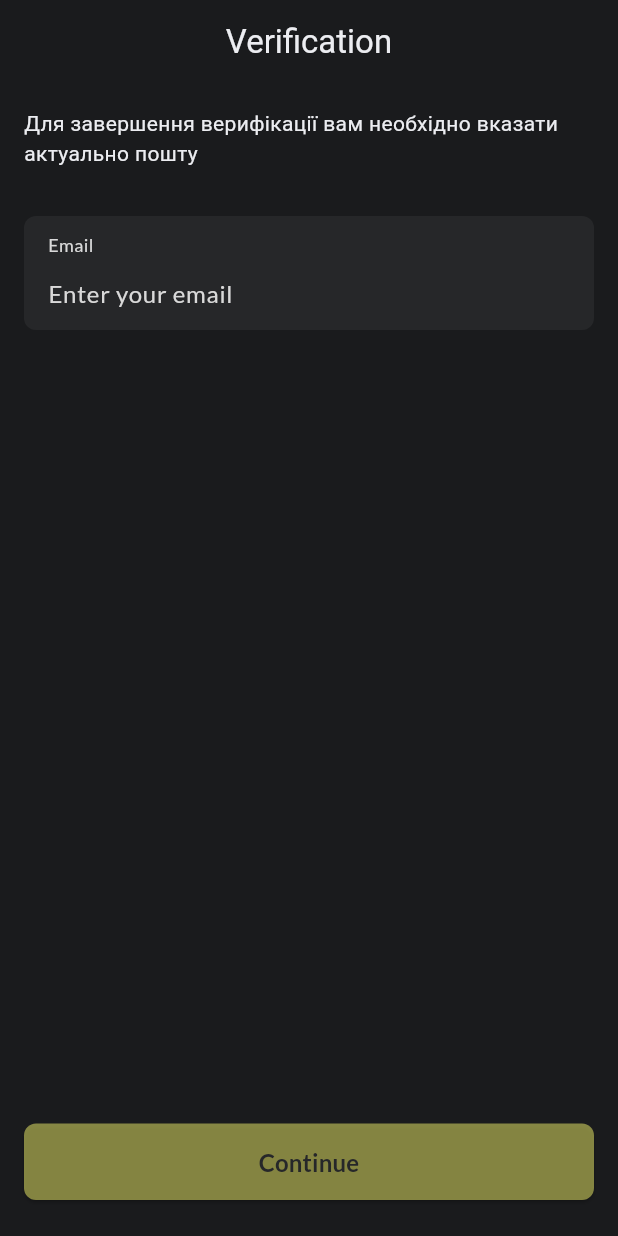
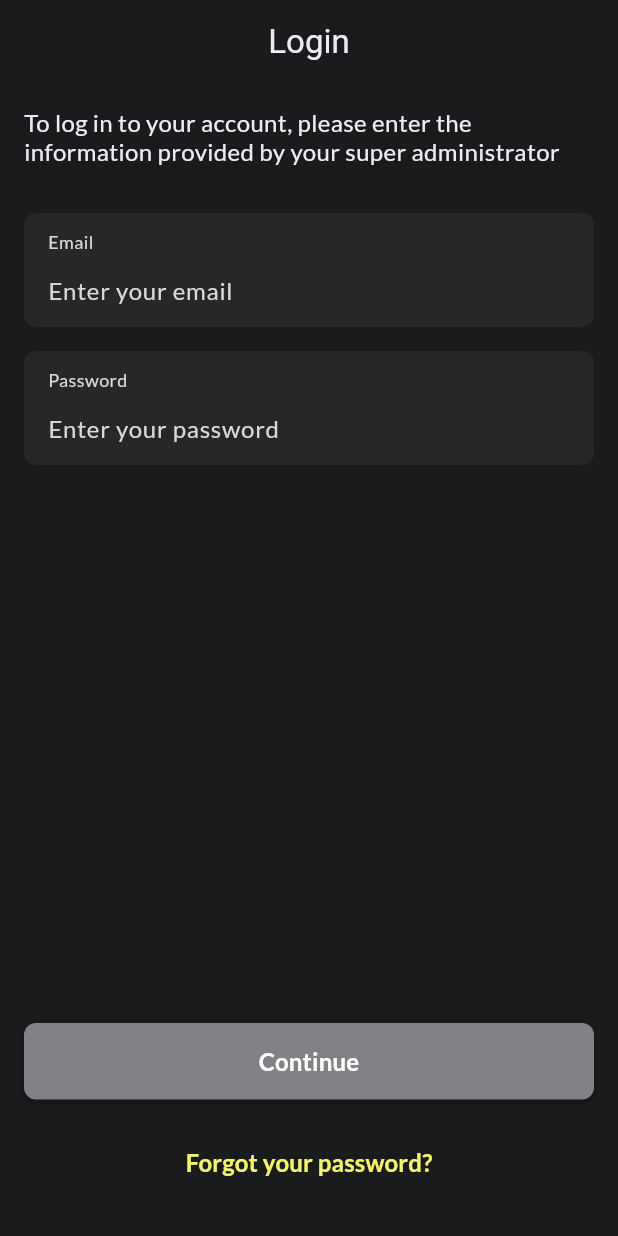
Before and after one commit to omelchenkoaleks/CryptoExchange, a Flutter app: the screen it shows after launch, after a tap on "Continue", on a phone screen of 412 x 824 dp. Run offline on Flutter 3.47's test engine with Material 3 defaults, Android fonts, the phone set to English and light mode, and no system bars; our stand-ins replace go_router, google_fonts.

Commit message:
cryp-19 primary button on LoginPage

```diff
--- a/lib/feature/action/action_page.dart
+++ /dev/null
@@ -1,12 +0,0 @@
-import 'package:flutter/material.dart';
-
-class ActionPage extends StatelessWidget {
-  static const path = '/action';
-
-  const ActionPage({super.key});
-
-  @override
-  Widget build(BuildContext context) {
-    return Container();
-  }
-}
--- /dev/null
+++ b/lib/feature/login/login_page.dart
@@ -0,0 +1,126 @@
+import 'package:crypto_exchange/utility/colors_app.dart';
+import 'package:crypto_exchange/utility/sizes_app.dart';
+import 'package:crypto_exchange/utility/text_style_source.dart';
+import 'package:crypto_exchange/widget/custom_text_field.dart';
+import 'package:crypto_exchange/widget/primary_button.dart';
+import 'package:flutter/material.dart';
+
+class LoginPage extends StatefulWidget {
+  static const path = '/login';
+
+  const LoginPage({super.key});
+
+  @override
+  State<LoginPage> createState() => _LoginPageState();
+}
+
+class _LoginPageState extends State<LoginPage> {
+  final TextEditingController emailController = TextEditingController();
+  final TextEditingController passwordController = TextEditingController();
+  Color buttonColor = ColorsApp.grey200;
+  Color textColor = ColorsApp.white;
+
+  @override
+  Widget build(BuildContext context) {
+    return Scaffold(
+      appBar: AppBar(
+        title: const Text('Login'),
+        centerTitle: true,
+        backgroundColor: ColorsApp.background,
+        foregroundColor: ColorsApp.grey100,
+      ),
+      body: Stack(
+        children: [
+          SingleChildScrollView(
+            child: Padding(
+              padding: const EdgeInsets.symmetric(horizontal: Sizes.p16),
+              child: Column(
+                mainAxisAlignment: MainAxisAlignment.spaceBetween,
+                children: [
+                  Column(
+                    children: [
+                      gapH16,
+                      Text(
+                        'To log in to your account, please enter the information provided by your super administrator',
+                        style: TextStyleSource.style16regular.copyWith(
+                          color: ColorsApp.grey100,
+                        ),
+                      ),
+                      gapH32,
+                      CustomTextField(
+                        controller: emailController,
+                        title: 'Email',
+                        hintText: 'Enter your email',
+                        onChanged: (text) {
+                          setState(() {
+                            buttonColor = text.isNotEmpty
+                                ? ColorsApp.accent
+                                : ColorsApp.grey200;
+                            textColor = text.isNotEmpty
+                                ? ColorsApp.grey400
+                                : ColorsApp.white;
+                          });
+                        },
+                      ),
+                      gapH16,
+                      CustomTextField(
+                        controller: passwordController,
+                        title: 'Password',
+                        hintText: 'Enter your password',
+                        onChanged: (text) {
+                          setState(() {
+                            buttonColor = text.isNotEmpty
+                                ? ColorsApp.accent
+                                : ColorsApp.grey200;
+                            textColor = text.isNotEmpty
+                                ? ColorsApp.grey400
+                                : ColorsApp.white;
+                          });
+                        },
+                      ),
+                    ],
+                  ),
+                ],
+              ),
+            ),
+          ),
+          Align(
+            alignment: Alignment.bottomCenter,
+            child: Column(
+              mainAxisSize: MainAxisSize.min,
+              children: [
+                Padding(
+                  padding: const EdgeInsets.only(
+                    left: 16,
+                    right: 16,
+                    bottom: 16,
+                  ),
+                  child: PrimaryButton(
+                    title: 'Continue',
+                    colorButton: buttonColor,
+                    colorText: textColor,
+                    onTap: () {},
+                  ),
+                ),
+                Padding(
+                  padding: const EdgeInsets.only(
+                    left: 16,
+                    right: 16,
+                    bottom: 24,
+                  ),
+                  child: PrimaryButton(
+                    title: 'Forgot your password?',
+                    colorButton: ColorsApp.background,
+                    colorText: ColorsApp.accent,
+                    elevation: 0,
+                    onTap: () {},
+                  ),
+                ),
+              ],
+            ),
+          ),
+        ],
+      ),
+    );
+  }
+}
--- a/lib/feature/home/home_page.dart
+++ b/lib/feature/verification/verification_page.dart
@@ -1,19 +1,22 @@
+import 'package:crypto_exchange/feature/login/login_page.dart';
 import 'package:crypto_exchange/utility/colors_app.dart';
 import 'package:crypto_exchange/utility/sizes_app.dart';
+import 'package:crypto_exchange/utility/text_style_source.dart';
 import 'package:crypto_exchange/widget/custom_text_field.dart';
 import 'package:crypto_exchange/widget/primary_button.dart';
 import 'package:flutter/material.dart';
+import 'package:go_router/go_router.dart';
 
-class HomePage extends StatefulWidget {
+class VerificationPage extends StatefulWidget {
   static const path = '/';
 
-  const HomePage({super.key});
+  const VerificationPage({super.key});
 
   @override
-  State<HomePage> createState() => _HomePageState();
+  State<VerificationPage> createState() => _VerificationPageState();
 }
 
-class _HomePageState extends State<HomePage> {
+class _VerificationPageState extends State<VerificationPage> {
   final TextEditingController controller = TextEditingController();
   Color buttonColor = ColorsApp.accent.withOpacity(0.5);
 
@@ -34,9 +37,9 @@ class _HomePageState extends State<HomePage> {
             Column(
               children: [
                 gapH16,
-                const Text(
-                  'Для завершення верифікації вам необхідно вказати актуально пошту',
-                  style: TextStyle(
+                Text(
+                  'To complete the verification, you need to provide the following email address',
+                  style: TextStyleSource.style16regular.copyWith(
                     color: ColorsApp.grey100,
                   ),
                 ),
@@ -60,9 +63,11 @@ class _HomePageState extends State<HomePage> {
                 PrimaryButton(
                   title: 'Continue',
                   colorButton: buttonColor,
-                  onTap: () {},
+                  onTap: () {
+                    context.go(LoginPage.path);
+                  },
                 ),
-                const SizedBox(height: 24),
+                gapH24,
               ],
             ),
           ],
--- a/lib/router.dart
+++ b/lib/router.dart
@@ -1,17 +1,17 @@
-import 'package:crypto_exchange/feature/action/action_page.dart';
-import 'package:crypto_exchange/feature/home/home_page.dart';
+import 'package:crypto_exchange/feature/login/login_page.dart';
+import 'package:crypto_exchange/feature/verification/verification_page.dart';
 import 'package:go_router/go_router.dart';
 
 final GoRouter router = GoRouter(
-  initialLocation: HomePage.path,
+  initialLocation: VerificationPage.path,
   routes: [
     GoRoute(
-      path: HomePage.path,
-      builder: (context, state) => HomePage(),
+      path: VerificationPage.path,
+      builder: (context, state) => const VerificationPage(),
     ),
     GoRoute(
-      path: ActionPage.path,
-      builder: (context, state) => const ActionPage(),
+      path: LoginPage.path,
+      builder: (context, state) => const LoginPage(),
     ),
   ],
 );
--- a/lib/utility/colors_app.dart
+++ b/lib/utility/colors_app.dart
@@ -2,6 +2,7 @@ import 'dart:ui';
 
 class ColorsApp {
   static const background = Color(0xFF1A1B1D);
+  static const transparent = Color(0x00000000);
   static const black = Color(0xFF000000);
   static const white = Color(0xFFFFFFFF);
   static const blue = Color(0xFF3964DA);
--- a/lib/widget/primary_button.dart
+++ b/lib/widget/primary_button.dart
@@ -8,6 +8,8 @@ enum ButtonStatus { enabled, loading }
 class PrimaryButton extends StatelessWidget {
   final String title;
   final Color colorButton;
+  final Color colorText;
+  final double elevation;
   final Function onTap;
   final bool isEnabled;
   final ButtonStatus buttonStatus;
@@ -17,6 +19,8 @@ class PrimaryButton extends StatelessWidget {
     required this.title,
     required this.onTap,
     this.colorButton = ColorsApp.accent,
+    this.colorText = ColorsApp.grey400,
+    this.elevation = 2.0,
     this.isEnabled = true,
     this.buttonStatus = ButtonStatus.enabled,
   });
@@ -28,8 +32,9 @@ class PrimaryButton extends StatelessWidget {
       width: double.infinity,
       child: ElevatedButton(
         style: ElevatedButton.styleFrom(
+          elevation: elevation,
           backgroundColor: colorButton,
-          foregroundColor: ColorsApp.grey400,
+          foregroundColor: colorText,
           shape: RoundedRectangleBorder(
             borderRadius: BorderRadius.circular(Sizes.p8),
           ),
```
